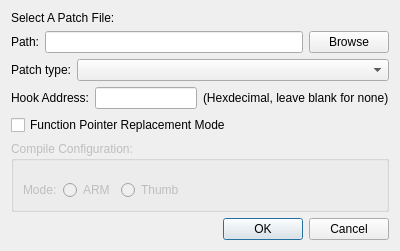
First picture: the form in Dialog/PatchEditDialog.ui, repository wario-land/WL4Editor, before the edit.
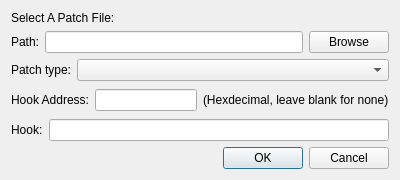
Second picture: the form after the edit.

Commit message: Clean up unused fields for the patch saving

Diff of the .ui file:
```diff
--- a/Dialog/PatchEditDialog.ui
+++ b/Dialog/PatchEditDialog.ui
@@ -7,7 +7,7 @@
     <x>0</x>
     <y>0</y>
     <width>400</width>
-    <height>237</height>
+    <height>180</height>
    </rect>
   </property>
   <property name="windowTitle">
@@ -90,70 +90,18 @@
     </layout>
    </item>
    <item>
-    <widget class="QCheckBox" name="checkBox_FunctionPointerReplacementMode">
-     <property name="text">
-      <string>Function Pointer Replacement Mode</string>
-     </property>
-    </widget>
-   </item>
+    <layout class="QHBoxLayout" name="horizontalLayout_5">
    <item>
-    <widget class="QGroupBox" name="groupBox_CompileConfig">
-     <property name="enabled">
-      <bool>false</bool>
-     </property>
-     <property name="title">
-      <string>Compile Configuration:</string>
-     </property>
-     <layout class="QVBoxLayout" name="verticalLayout_2">
-      <item>
-       <layout class="QHBoxLayout" name="horizontalLayout_4">
-        <property name="topMargin">
-         <number>10</number>
-        </property>
-        <item>
-         <widget class="QLabel" name="label_CompileMode">
-          <property name="sizePolicy">
-           <sizepolicy hsizetype="Fixed" vsizetype="Preferred">
-            <horstretch>0</horstretch>
-            <verstretch>0</verstretch>
-           </sizepolicy>
-          </property>
+      <widget class="QLabel" name="label_HookText">
           <property name="text">
-           <string>Mode:</string>
+        <string>Hook:</string>
           </property>
          </widget>
         </item>
         <item>
-         <widget class="QRadioButton" name="radioButton_CompileInARMMode">
-          <property name="text">
-           <string>ARM</string>
-          </property>
-         </widget>
-        </item>
-        <item>
-         <widget class="QRadioButton" name="radioButton_CompileInThumbMode">
-          <property name="text">
-           <string>Thumb</string>
-          </property>
-         </widget>
-        </item>
-        <item>
-         <spacer name="horizontalSpacer">
-          <property name="orientation">
-           <enum>Qt::Horizontal</enum>
-          </property>
-          <property name="sizeHint" stdset="0">
-           <size>
-            <width>40</width>
-            <height>20</height>
-           </size>
-          </property>
-         </spacer>
-        </item>
-       </layout>
-      </item>
-     </layout>
-    </widget>
+      <widget class="QLineEdit" name="lineEdit_HookText"/>
+     </item>
+    </layout>
    </item>
    <item>
     <widget class="QDialogButtonBox" name="buttonBox">
```
Lines whose indentation alone changed are shown as unchanged. The commit also changes 7 other files.
